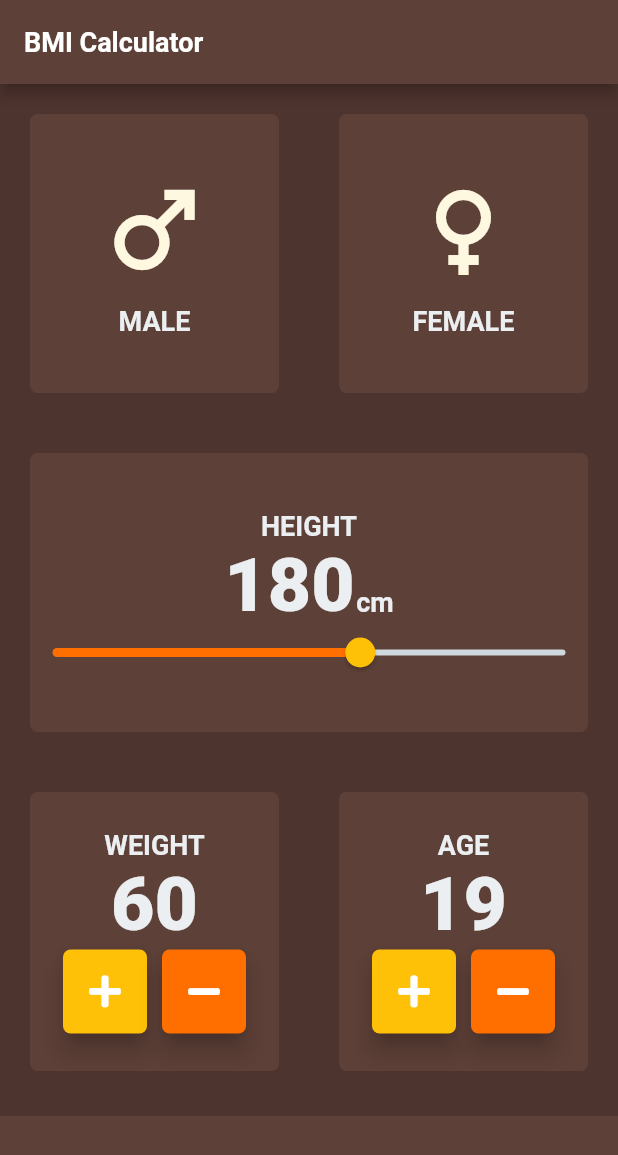
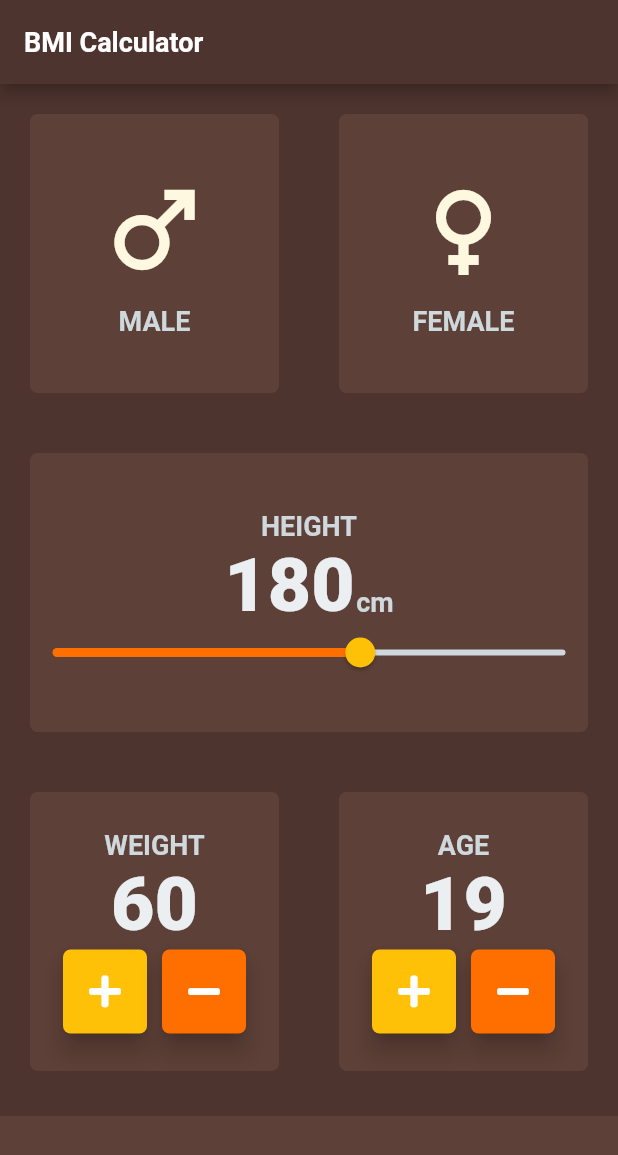
Before and after one commit to cyruskigo30/bmi_calculator, a Flutter app: the screen it shows after launch, on a phone screen of 412 x 824 dp. Shown: the top 1155 px of the screen. Run offline on Flutter 3.47's test engine with Material 2 defaults, Android fonts, the phone set to English and light mode, and no system bars; our stand-ins replace font_awesome_flutter.

Commit message:
Refactor colors and imports

```diff
--- a/lib/main.dart
+++ b/lib/main.dart
@@ -1,5 +1,7 @@
+import 'package:flutter/material.dart';
+
 import 'package:bmi/theme/colors.dart';
-import 'package:flutter/material.dart';
+
 import 'pages/input_page.dart';
 
 void main() {
@@ -21,12 +23,12 @@ class MyApp extends StatelessWidget {
         scaffoldBackgroundColor: primaryColor,
         appBarTheme: const AppBarTheme(
           titleTextStyle: TextStyle(
-            color: Colors.white,
+            color: whiteColor,
           ),
         ),
         textTheme: const TextTheme(
           bodyText2: TextStyle(
-            color: Colors.white,
+            color: whiteColor,
             fontSize: 18,
           ),
         ),
--- a/lib/pages/input_page.dart
+++ b/lib/pages/input_page.dart
@@ -1,10 +1,13 @@
+import 'package:flutter/material.dart';
+
+import 'package:font_awesome_flutter/font_awesome_flutter.dart';
+
+import 'package:bmi/theme/colors.dart';
+import 'package:bmi/theme/text_styling.dart';
 import 'package:bmi/utils/constants.dart';
+import 'package:bmi/widgets/custom_square_icon_buttons.dart';
 import 'package:bmi/widgets/icon_text_widget.dart';
 import 'package:bmi/widgets/reusable_card_widget.dart';
-import 'package:bmi/widgets/custom_square_icon_buttons.dart';
-import 'package:font_awesome_flutter/font_awesome_flutter.dart'
-    show FontAwesomeIcons;
-import 'package:flutter/material.dart';
 
 enum GenderType {
   male,
@@ -28,7 +31,7 @@ class _InputPageState extends State<InputPage> {
   Widget build(BuildContext context) {
     return Scaffold(
       appBar: AppBar(
-        backgroundColor: kCardColor,
+        backgroundColor: primaryColor,
         title: const Text(
           'BMI Calculator',
           style: TextStyle(
@@ -52,8 +55,8 @@ class _InputPageState extends State<InputPage> {
                       });
                     },
                     colors: selectedGender == GenderType.male
-                        ? kActiveCardColor
-                        : kInActiveCardColor,
+                        ? tertiaryColor
+                        : secondaryColor,
                     cardChild: const ReusableIconTextWidget(
                       iconImager: Icons.male,
                       iconLabel: 'MALE',
@@ -68,8 +71,8 @@ class _InputPageState extends State<InputPage> {
                       });
                     },
                     colors: selectedGender == GenderType.female
-                        ? kActiveCardColor
-                        : kInActiveCardColor,
+                        ? tertiaryColor
+                        : secondaryColor,
                     cardChild: const ReusableIconTextWidget(
                       iconImager: Icons.female,
                       iconLabel: 'FEMALE',
@@ -81,11 +84,11 @@ class _InputPageState extends State<InputPage> {
           ),
           Expanded(
             child: ReusableCard(
-              colors: kCardColor,
+              colors: secondaryColor,
               cardChild: Column(
                 mainAxisAlignment: MainAxisAlignment.center,
                 children: [
-                  Text(
+                  const Text(
                     'HEIGHT',
                     style: kLabelTextStyle,
                   ),
@@ -110,10 +113,10 @@ class _InputPageState extends State<InputPage> {
                           const RoundSliderThumbShape(enabledThumbRadius: 10),
                       overlayShape:
                           const RoundSliderOverlayShape(overlayRadius: 15),
-                      thumbColor: Colors.amber,
-                      activeTrackColor: Colors.amber.shade900,
-                      inactiveTrackColor: Colors.blueGrey[100],
-                      overlayColor: Colors.amber.withOpacity(.20),
+                      thumbColor: supportColor,
+                      activeTrackColor: alertColor,
+                      inactiveTrackColor: lightGreyColor,
+                      overlayColor: supportColor.withOpacity(.20),
                     ),
                     child: Slider(
                       value: height.toDouble(),
@@ -140,7 +143,7 @@ class _InputPageState extends State<InputPage> {
                 Expanded(
                   child: ReusableCard(
                     onPress: () {},
-                    colors: kCardColor,
+                    colors: secondaryColor,
                     cardChild: Column(
                       mainAxisAlignment: MainAxisAlignment.center,
                       children: [
@@ -157,7 +160,7 @@ class _InputPageState extends State<InputPage> {
                           children: [
                             CustomSquareIconButton(
                               buttonIcon: FontAwesomeIcons.plus,
-                              customButtonColor: Colors.amber,
+                              customButtonColor: supportColor,
                               onButtonPressed: () {
                                 setState(() {
                                   weight++;
@@ -167,7 +170,7 @@ class _InputPageState extends State<InputPage> {
                             const SizedBox(width: 10),
                             CustomSquareIconButton(
                               buttonIcon: FontAwesomeIcons.minus,
-                              customButtonColor: Colors.amber.shade900,
+                              customButtonColor: alertColor,
                               onButtonPressed: () {
                                 setState(() {
                                   weight--;
@@ -182,11 +185,11 @@ class _InputPageState extends State<InputPage> {
                 ),
                 Expanded(
                   child: ReusableCard(
-                    colors: kCardColor,
+                    colors: secondaryColor,
                     cardChild: Column(
                       mainAxisAlignment: MainAxisAlignment.center,
                       children: [
-                        Text(
+                        const Text(
                           "AGE",
                           style: kLabelTextStyle,
                         ),
@@ -199,7 +202,7 @@ class _InputPageState extends State<InputPage> {
                           children: [
                             CustomSquareIconButton(
                               buttonIcon: FontAwesomeIcons.plus,
-                              customButtonColor: Colors.amber,
+                              customButtonColor: supportColor,
                               onButtonPressed: () {
                                 setState(() {
                                   age++;
@@ -209,7 +212,7 @@ class _InputPageState extends State<InputPage> {
                             const SizedBox(width: 10),
                             CustomSquareIconButton(
                               buttonIcon: FontAwesomeIcons.minus,
-                              customButtonColor: Colors.amber.shade900,
+                              customButtonColor: alertColor,
                               onButtonPressed: () {
                                 setState(() {
                                   age--;
@@ -226,7 +229,7 @@ class _InputPageState extends State<InputPage> {
             ),
           ),
           Container(
-            color: kCardColor,
+            color: secondaryColor,
             margin: const EdgeInsets.only(top: 10),
             width: double.infinity, //value equal to full width of screen
             height: kBottomContainerHeight,
--- a/lib/theme/colors.dart
+++ b/lib/theme/colors.dart
@@ -1,4 +1,4 @@
-import 'package:flutter/material.dart';
+import 'package:flutter/material.dart' show Color;
 
 const Color primaryColor = Color(0xff4E342E);
 const Color secondaryColor = Color(0xff5D4037);
--- a/lib/theme/text_styling.dart
+++ b/lib/theme/text_styling.dart
@@ -0,0 +1,14 @@
+import 'package:flutter/material.dart';
+
+import 'package:bmi/theme/colors.dart';
+
+const kLabelTextStyle = TextStyle(
+  fontSize: 18,
+  fontWeight: FontWeight.w600,
+  color: lightGreyColor,
+);
+const kNumberStyling = TextStyle(
+  fontWeight: FontWeight.w900,
+  fontSize: 50,
+  color: lighterGreyColor,
+);
--- a/lib/utils/constants.dart
+++ b/lib/utils/constants.dart
@@ -1,18 +1,3 @@
-import 'package:flutter/material.dart';
-
 const double kImageIconSize = 80;
 const double kSizedBoxHeight = 10;
-const kBottomContainerHeight = 80.0;
-Color kCardColor = Colors.brown.shade700;
-Color kActiveCardColor = Colors.brown.shade600;
-Color kInActiveCardColor = Colors.brown.shade700;
-final kLabelTextStyle = TextStyle(
-  fontSize: 18,
-  fontWeight: FontWeight.bold,
-  color: Colors.blueGrey.shade50,
-);
-final kNumberStyling = TextStyle(
-  fontWeight: FontWeight.w900,
-  fontSize: 50,
-  color: Colors.blueGrey[50],
-);
+const double kBottomContainerHeight = 80.0;
--- a/lib/widgets/icon_text_widget.dart
+++ b/lib/widgets/icon_text_widget.dart
@@ -1,4 +1,7 @@
 import 'package:flutter/material.dart';
+
+import 'package:bmi/theme/text_styling.dart';
+
 import '../utils/constants.dart';
 
 class ReusableIconTextWidget extends StatelessWidget {
```
